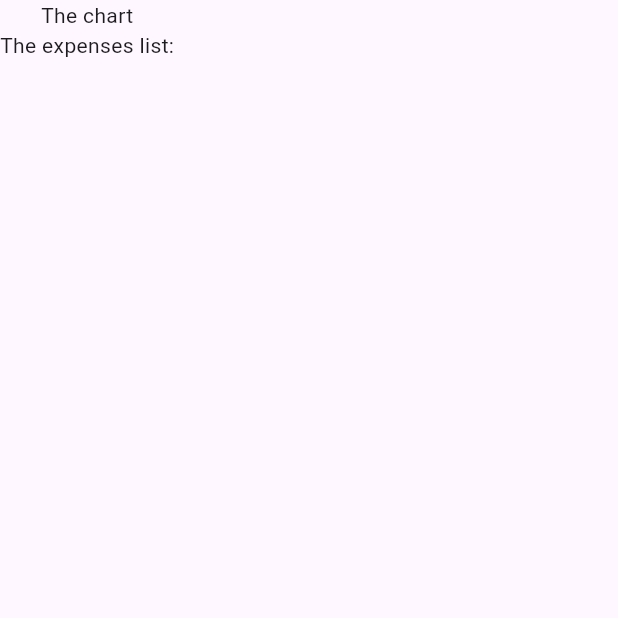
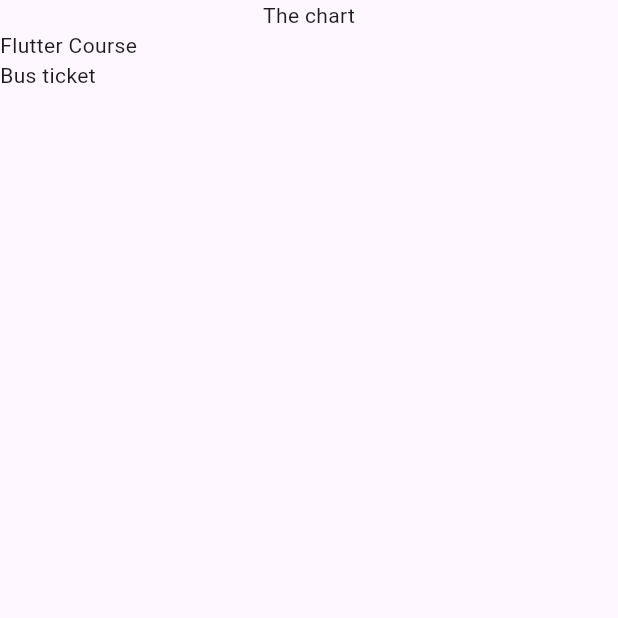
Before and after one commit to aezakmi7/expense_tracker, a Flutter app: the screen it shows after launch, on a phone screen of 412 x 824 dp, the top half of it. Run offline on Flutter 3.47's test engine with Material 3 defaults, Android fonts, the phone set to English and light mode, and no system bars.

Commit message:
ExpensesList

```diff
--- a/lib/datamodel/expense.dart
+++ b/lib/datamodel/expense.dart
@@ -2,12 +2,19 @@ import 'package:uuid/uuid.dart';
 
 const uuid = Uuid();
 
+enum Category { food, travel, health, work }
+
 class Expense {
-  Expense({required this.title, required this.amount, required this.date})
+  Expense(
+      {required this.title,
+      required this.amount,
+      required this.date,
+      required this.category})
       : id = uuid.v4();
 
   final String id;
   final String title;
   final double amount;
   final DateTime date;
+  final Category category;
 }
--- a/lib/expenses.dart
+++ b/lib/expenses.dart
@@ -1,3 +1,5 @@
+import 'package:expense_tracker/datamodel/expense.dart';
+import 'package:expense_tracker/expenses_list.dart';
 import 'package:flutter/material.dart';
 
 class Expenses extends StatefulWidget {
@@ -8,13 +10,30 @@ class Expenses extends StatefulWidget {
 }
 
 class _ExpensesState extends State<Expenses> {
+  final List<Expense> _registeredExpenses = [
+    Expense(
+      title: 'Flutter Course',
+      amount: 19.99,
+      date: DateTime.now(),
+      category: Category.work,
+    ),
+    Expense(
+      title: 'Bus ticket',
+      amount: 5.99,
+      date: DateTime.now(),
+      category: Category.travel,
+    ),
+  ];
+
   @override
   Widget build(BuildContext context) {
-    return const Scaffold(
+    return Scaffold(
       body: Column(
         children: [
-          Text('The chart'),
-          Text('The expenses list:'),
+          const Text('The chart'),
+          Expanded(
+            child: ExpensesList(expenses: _registeredExpenses),
+          ),
         ],
       ),
     );
--- /dev/null
+++ b/lib/expenses_list.dart
@@ -0,0 +1,19 @@
+import 'package:expense_tracker/datamodel/expense.dart';
+import 'package:flutter/material.dart';
+
+class ExpensesList extends StatelessWidget {
+  const ExpensesList({
+    super.key,
+    required this.expenses,
+  });
+
+  final List<Expense> expenses;
+
+  @override
+  Widget build(BuildContext context) {
+    return ListView.builder(
+      itemCount: expenses.length,
+      itemBuilder: (context, index) => Text(expenses[index].title),
+    );
+  }
+}
```
